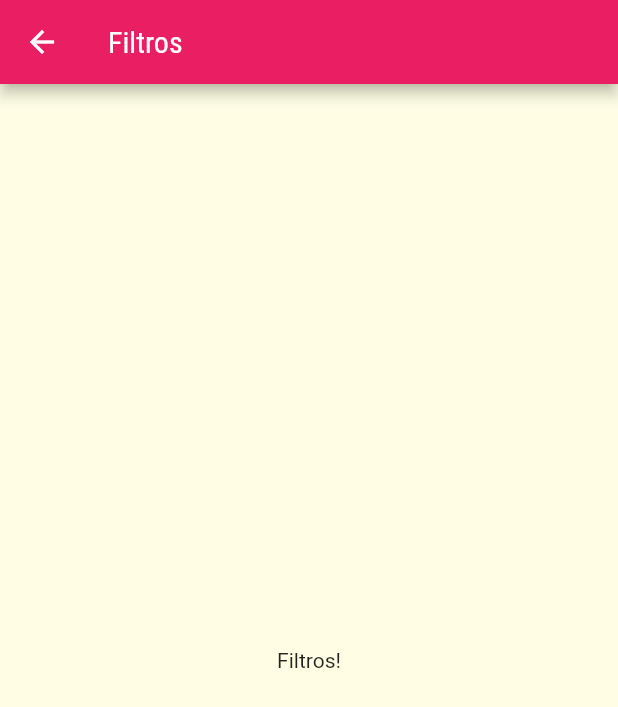
After one commit to tiagosmweb/meals, a Flutter app: the FiltersScreen screen opened by its route, on a phone screen of 412 x 824 dp. The commit adds this screen. Shown: the top 707 px of the screen. Run offline on Flutter 3.47's test engine with Material 2 defaults, Android fonts, the phone set to English and light mode, and no system bars.

Commit message:
add screen filters

```diff
--- a/lib/main.dart
+++ b/lib/main.dart
@@ -3,6 +3,7 @@ import 'screens/meal_details.dart';
 import 'screens/tabs.dart';
 import 'screens/categories.dart';
 import 'screens/categories_meals.dart';
+import 'screens/filters.dart';
 import 'utils/app_routes.dart';
 
 void main() => runApp(MyApp());
@@ -29,6 +30,7 @@ class MyApp extends StatelessWidget {
         AppRoutes.HOME: (ctx) => TabsScreen(),
         AppRoutes.CATEGORIES_MEALS: (ctx) => CategoriesMealsScreen(),
         AppRoutes.MEAL_DETAILS: (ctx) => MealDetailsScreen(),
+        AppRoutes.FILTERS: (ctx) => FiltersScreen(),
       },
       onUnknownRoute: (settings) {
         return MaterialPageRoute(
--- /dev/null
+++ b/lib/screens/filters.dart
@@ -0,0 +1,15 @@
+import 'package:flutter/material.dart';
+
+class FiltersScreen extends StatelessWidget {
+  @override
+  Widget build(BuildContext context) {
+    return Scaffold(
+      appBar: AppBar(
+        title: const Text('Filtros'),
+      ),
+      body: Center(
+        child: const Text('Filtros!'),
+      ),
+    );
+  }
+}
--- a/lib/utils/app_routes.dart
+++ b/lib/utils/app_routes.dart
@@ -2,4 +2,5 @@ class AppRoutes {
   static const HOME = '/';
   static const CATEGORIES_MEALS = '/categories-meals';
   static const MEAL_DETAILS = '/meal-details';
+  static const FILTERS = '/filters';
 }
```
